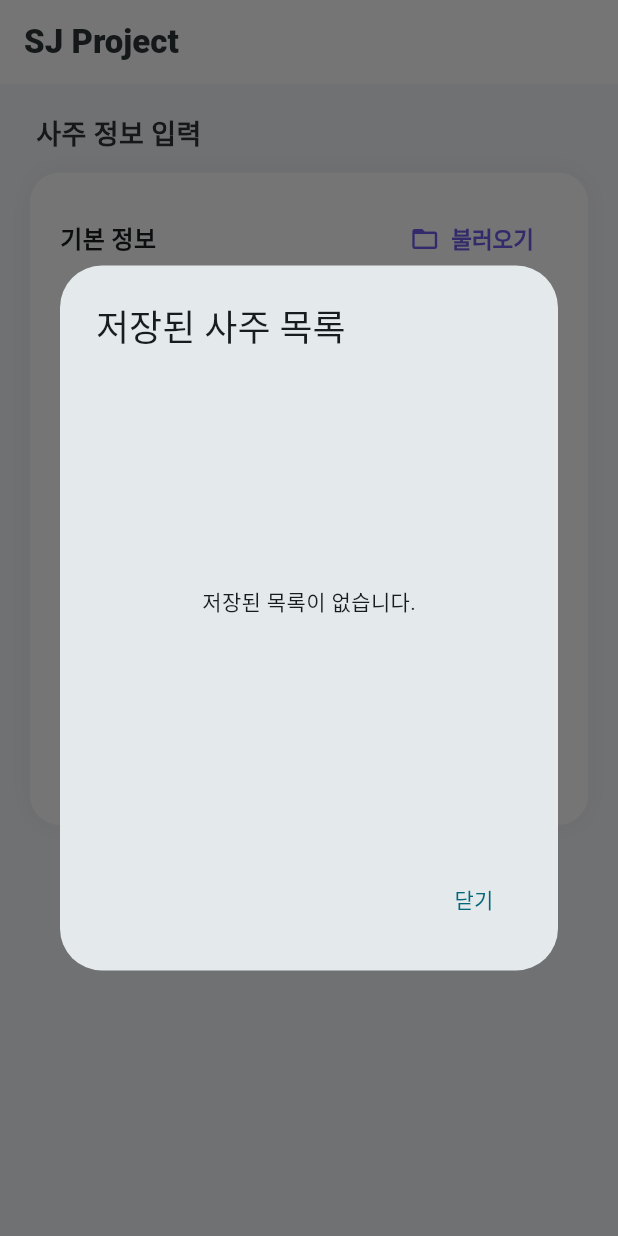
After one commit to oy-beyondf-jeeho0303/sjprojectapp, a Flutter app: the screen it shows after launch, after a tap on "불러오기", on a phone screen of 412 x 824 dp. The commit adds this screen. Run offline on Flutter 3.47's test engine with Material 3 defaults, Android fonts, the phone set to English and light mode, and no system bars; our stand-ins replace fl_chart, flutter_widget_from_html, shared_preferences; Roboto replaces fonts that are missing (Pretendard).

Commit message:
UI 수정

```diff
--- a/lib/home_screen.dart
+++ b/lib/home_screen.dart
@@ -7,6 +7,9 @@ import 'package:fl_chart/fl_chart.dart';
 import 'package:sj_project_app/services/purchase_service.dart';
 import 'package:sj_project_app/utils/localization_data.dart';
 import 'dart:ui' as ui; // 휴대폰 설정 접근용
+import 'package:sj_project_app/services/profile_service.dart'; // 프로필 서비스
+import 'package:sj_project_app/screens/profile_list_dialog.dart'; // 목록 팝업
+import 'package:uuid/uuid.dart';
 
 // ★ 파일 import 확인
 import 'city_data.dart';
@@ -157,6 +160,75 @@ class _HomeScreenState extends State<HomeScreen> {
     if (result != null) {
       setState(() => _selectedCity = result);
     }
+  }
+
+  // [기능 1] 저장하기
+  void _saveCurrentProfile() {
+    // 이름 입력받기 위한 다이얼로그
+    final nameController = TextEditingController();
+    showDialog(
+      context: context,
+      builder: (context) => AlertDialog(
+        title: const Text("이름 저장"),
+        content: TextField(
+          controller: nameController,
+          decoration: const InputDecoration(hintText: "예: 남편, 우리 딸"),
+        ),
+        actions: [
+          TextButton(
+              onPressed: () => Navigator.pop(context), child: const Text("취소")),
+          ElevatedButton(
+            onPressed: () async {
+              if (nameController.text.isEmpty) return;
+
+              // 프로필 객체 생성
+              final newProfile = SajuProfile(
+                id: DateTime.now().millisecondsSinceEpoch.toString(), // 간단 ID
+                name: nameController.text,
+                birthDate: _selectedDate,
+                birthTime: "${_selectedTime.hour}:${_selectedTime.minute}",
+                gender: _gender,
+                isLunar: _isLunar,
+              );
+
+              // 저장
+              await ProfileService().addProfile(newProfile);
+              if (mounted) {
+                Navigator.pop(context);
+                ScaffoldMessenger.of(context)
+                    .showSnackBar(const SnackBar(content: Text("저장되었습니다!")));
+              }
+            },
+            child: const Text("확인"),
+          ),
+        ],
+      ),
+    );
+  }
+
+  // [기능 2] 불러오기
+  void _showLoadProfileDialog() {
+    showDialog(
+      context: context,
+      builder: (context) => ProfileListDialog(
+        onSelect: (profile) {
+          // 선택된 사람 정보로 화면 갱신
+          setState(() {
+            _selectedDate = profile.birthDate;
+            // 시간 파싱 "13:30" -> TimeOfDay(13, 30)
+            final parts = profile.birthTime.split(":");
+            _selectedTime = TimeOfDay(
+                hour: int.parse(parts[0]), minute: int.parse(parts[1]));
+            _gender = profile.gender;
+            _isLunar = profile.isLunar;
+
+            // 결과 초기화 (새로운 사람이니까)
+            _sajuDetail = null;
+            _fortuneReport = null;
+          });
+        },
+      ),
+    );
   }
 
   String _getHangul(String? hanja) {
@@ -271,6 +343,29 @@ class _HomeScreenState extends State<HomeScreen> {
       padding: const EdgeInsets.all(20),
       child: Column(
         children: [
+          // 1. [신규] 상단 헤더 & 불러오기 버튼
+          Row(
+            mainAxisAlignment: MainAxisAlignment.spaceBetween,
+            children: [
+              const Text(
+                "기본 정보",
+                style: TextStyle(fontWeight: FontWeight.bold, fontSize: 16),
+              ),
+              TextButton.icon(
+                icon: const Icon(Icons.folder_open, size: 20),
+                label: const Text("불러오기"),
+                onPressed: _showLoadProfileDialog,
+                style: TextButton.styleFrom(
+                  foregroundColor: const Color(0xFF6C5CE7),
+                  textStyle: const TextStyle(
+                      fontSize: 15, fontWeight: FontWeight.bold),
+                ),
+              ),
+            ],
+          ),
+          const SizedBox(height: 10),
+
+          // 2. 기존 날짜/시간 입력
           Row(
             children: [
               Expanded(
@@ -307,6 +402,8 @@ class _HomeScreenState extends State<HomeScreen> {
             ],
           ),
           const SizedBox(height: 15),
+
+          // 3. 기존 도시 검색
           InkWell(
             onTap: _openCitySearch,
             child: Container(
@@ -347,6 +444,8 @@ class _HomeScreenState extends State<HomeScreen> {
             ),
           ),
           const SizedBox(height: 15),
+
+          // 4. 기존 성별 버튼
           Row(
             mainAxisAlignment: MainAxisAlignment.center,
             children: [
@@ -355,7 +454,24 @@ class _HomeScreenState extends State<HomeScreen> {
               _buildGenderBtn("여성", "F"),
             ],
           ),
-          const SizedBox(height: 20),
+
+          // 5. [신규] 저장 버튼 (분석 버튼 바로 위에 배치)
+          const SizedBox(height: 10),
+          Align(
+            alignment: Alignment.centerRight,
+            child: TextButton.icon(
+              icon: const Icon(Icons.save_alt, size: 18),
+              label: const Text("현재 정보 저장"),
+              onPressed: _saveCurrentProfile, // ★ 아까 만든 함수 연결
+              style: TextButton.styleFrom(
+                foregroundColor: Colors.grey[770],
+                textStyle:
+                    const TextStyle(fontSize: 15, fontWeight: FontWeight.w600),
+              ),
+            ),
+          ),
+
+          // 6. 기존 분석 시작 버튼
           SizedBox(
             width: double.infinity,
             height: 54,
@@ -379,7 +495,6 @@ class _HomeScreenState extends State<HomeScreen> {
       ),
     );
   }
-
   // ============================================================
 
   Widget _buildPicker(
--- /dev/null
+++ b/lib/screens/profile_list_dialog.dart
@@ -0,0 +1,84 @@
+import 'package:flutter/material.dart';
+import 'package:intl/intl.dart';
+import '../services/profile_service.dart';
+
+class ProfileListDialog extends StatefulWidget {
+  final Function(SajuProfile) onSelect; // 선택 시 실행할 함수
+
+  const ProfileListDialog({super.key, required this.onSelect});
+
+  @override
+  State<ProfileListDialog> createState() => _ProfileListDialogState();
+}
+
+class _ProfileListDialogState extends State<ProfileListDialog> {
+  final _profileService = ProfileService();
+  List<SajuProfile> _profiles = [];
+
+  @override
+  void initState() {
+    super.initState();
+    _loadProfiles();
+  }
+
+  void _loadProfiles() async {
+    final list = await _profileService.getProfiles();
+    setState(() => _profiles = list);
+  }
+
+  void _deleteProfile(String id) async {
+    await _profileService.deleteProfile(id);
+    _loadProfiles(); // 목록 갱신
+  }
+
+  @override
+  Widget build(BuildContext context) {
+    return AlertDialog(
+      title: const Text("저장된 사주 목록"),
+      content: SizedBox(
+        width: double.maxFinite,
+        height: 300,
+        child: _profiles.isEmpty
+            ? const Center(child: Text("저장된 목록이 없습니다."))
+            : ListView.builder(
+                itemCount: _profiles.length,
+                itemBuilder: (context, index) {
+                  final p = _profiles[index];
+                  String birthStr = DateFormat("yy.MM.dd").format(p.birthDate);
+                  return ListTile(
+                    contentPadding: EdgeInsets.zero,
+                    leading: CircleAvatar(
+                      backgroundColor:
+                          p.gender == "M" ? Colors.blue[100] : Colors.pink[100],
+                      child: Text(p.gender == "M" ? "남" : "여",
+                          style: TextStyle(
+                              color:
+                                  p.gender == "M" ? Colors.blue : Colors.pink,
+                              fontSize: 12)),
+                    ),
+                    title: Text(p.name,
+                        style: const TextStyle(fontWeight: FontWeight.bold)),
+                    subtitle: Text(
+                        "$birthStr ${p.birthTime} (${p.isLunar ? '음' : '양'})"),
+                    onTap: () {
+                      widget.onSelect(p); // 부모에게 선택된 사람 전달
+                      Navigator.pop(context);
+                    },
+                    trailing: IconButton(
+                      icon:
+                          const Icon(Icons.delete_outline, color: Colors.grey),
+                      onPressed: () => _deleteProfile(p.id),
+                    ),
+                  );
+                },
+              ),
+      ),
+      actions: [
+        TextButton(
+          onPressed: () => Navigator.pop(context),
+          child: const Text("닫기"),
+        ),
+      ],
+    );
+  }
+}
--- /dev/null
+++ b/lib/services/profile_service.dart
@@ -0,0 +1,78 @@
+import 'dart:convert';
+import 'package:shared_preferences/shared_preferences.dart';
+
+// 1. 프로필 데이터 모델 (DTO)
+class SajuProfile {
+  final String id; // 고유 ID (식별용)
+  final String name; // 이름 (예: 남편, 우리 아기)
+  final DateTime birthDate;
+  final String birthTime; // "13:30" 형식
+  final String gender; // "M" or "F"
+  final bool isLunar;
+
+  SajuProfile({
+    required this.id,
+    required this.name,
+    required this.birthDate,
+    required this.birthTime,
+    required this.gender,
+    required this.isLunar,
+  });
+
+  // JSON 변환 로직 (저장용)
+  Map<String, dynamic> toJson() => {
+        'id': id,
+        'name': name,
+        'birthDate': birthDate.toIso8601String(),
+        'birthTime': birthTime,
+        'gender': gender,
+        'isLunar': isLunar,
+      };
+
+  factory SajuProfile.fromJson(Map<String, dynamic> json) => SajuProfile(
+        id: json['id'],
+        name: json['name'],
+        birthDate: DateTime.parse(json['birthDate']),
+        birthTime: json['birthTime'],
+        gender: json['gender'],
+        isLunar: json['isLunar'],
+      );
+}
+
+// 2. 서비스 클래스
+class ProfileService {
+  static const String _storageKey = 'saved_profiles';
+
+  // 프로필 목록 불러오기
+  Future<List<SajuProfile>> getProfiles() async {
+    final prefs = await SharedPreferences.getInstance();
+    final String? jsonString = prefs.getString(_storageKey);
+
+    if (jsonString == null) return [];
+
+    List<dynamic> jsonList = jsonDecode(jsonString);
+    return jsonList.map((e) => SajuProfile.fromJson(e)).toList();
+  }
+
+  // 프로필 추가하기
+  Future<void> addProfile(SajuProfile profile) async {
+    final profiles = await getProfiles();
+    profiles.add(profile);
+    await _saveToDisk(profiles);
+  }
+
+  // 프로필 삭제하기
+  Future<void> deleteProfile(String id) async {
+    final profiles = await getProfiles();
+    profiles.removeWhere((p) => p.id == id);
+    await _saveToDisk(profiles);
+  }
+
+  // 내부 저장 로직
+  Future<void> _saveToDisk(List<SajuProfile> profiles) async {
+    final prefs = await SharedPreferences.getInstance();
+    final String jsonString =
+        jsonEncode(profiles.map((e) => e.toJson()).toList());
+    await prefs.setString(_storageKey, jsonString);
+  }
+}
```
